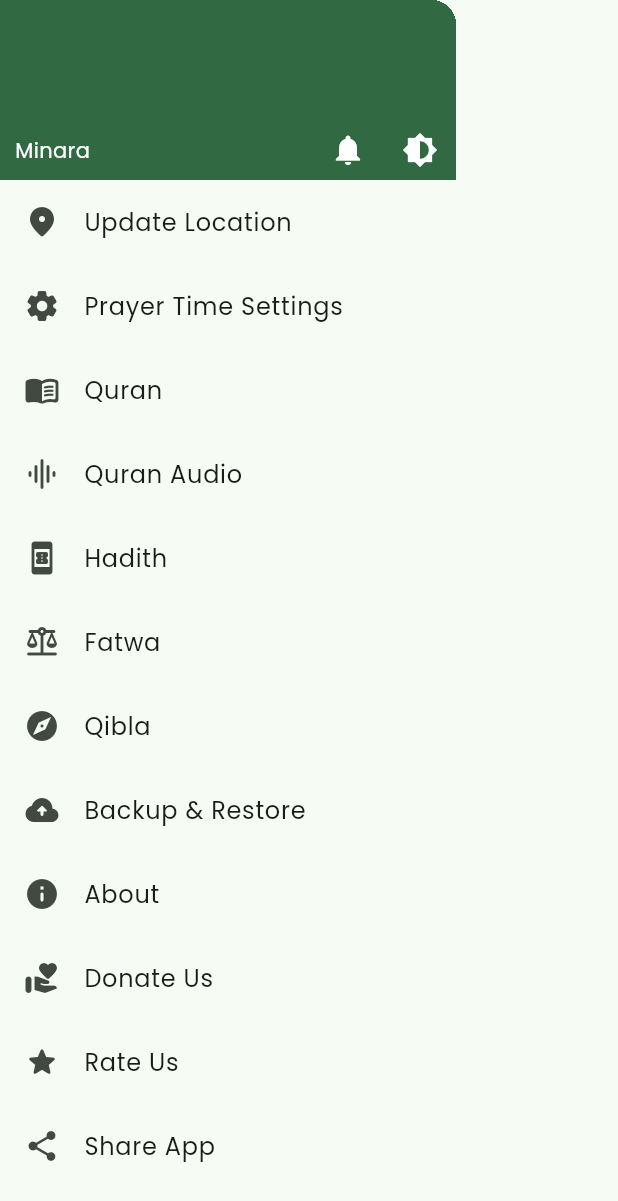
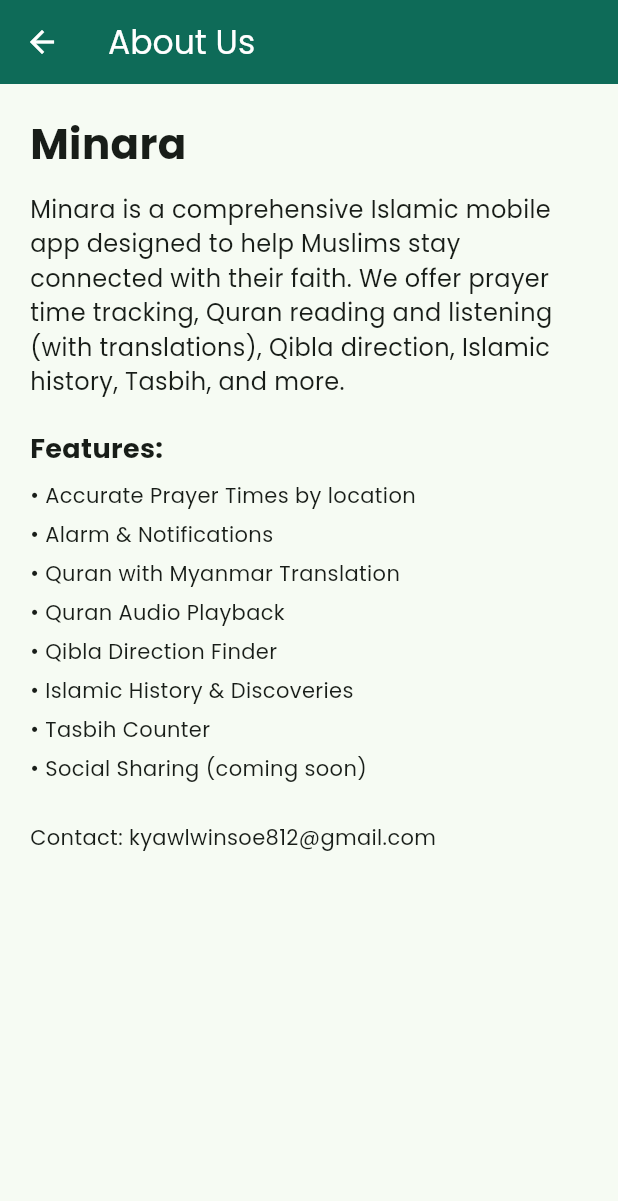
Before and after one commit to KyawLwinSoe27/mm_muslim_support_proj, a Flutter app: the DrawerWidget widget shown alone on an empty page, opened directly, after a tap on "About", on a phone screen of 412 x 824 dp. Shown: the top 1201 px of the screen. Run offline on Flutter 3.47's test engine with Material 3 defaults, Android fonts, the phone set to English and light mode, and no system bars; our stand-ins replace audio_service, bloc, dio, easy_localization, equatable, firebase_analytics and 18 more; missing offline and left inert: audio_session, pdfx, prayers_times; accounts and stored records are empty; network calls fail; statements that could not run were skipped.

Commit message:
about us , donate us and share , rate implementation

```diff
--- a/mm_muslim_support/lib/core/routing/app_router.dart
+++ b/mm_muslim_support/lib/core/routing/app_router.dart
@@ -10,7 +10,9 @@
 import 'package:mm_muslim_support/module/home/cubit/tasbih_counter_cubit.dart';
 import 'package:mm_muslim_support/module/home/presentation/home_page.dart';
 import 'package:mm_muslim_support/module/menu/cubit/get_prayer_calculation_method_cubit.dart';
+import 'package:mm_muslim_support/module/menu/presentation/about_us_screen.dart';
 import 'package:mm_muslim_support/module/menu/presentation/compass_page.dart';
+import 'package:mm_muslim_support/module/menu/presentation/donate_us_screen.dart';
 import 'package:mm_muslim_support/module/menu/presentation/prayer_time_setting_page.dart';
 import 'package:mm_muslim_support/module/notification/presentations/notification_page.dart';
 import 'package:mm_muslim_support/module/quran/bloc/audio_player_cubit/audio_player_cubit.dart';
@@ -78,6 +80,8 @@
       }),
 
       GoRoute(name: StayTunedPage.routeName, path: '/stay_tuned_page', builder: (context, state) => const StayTunedPage()),
+      GoRoute(name: DonateUsScreen.routeName, path: '/donate-us', builder: (context, state) => const DonateUsScreen()),
+      GoRoute(name: AboutUsScreen.routeName, path: '/about-us', builder: (context, state) => const AboutUsScreen()),
     ],
     // Optional: Custom error page route (404-like)
     errorPageBuilder: (context, state) {
--- /dev/null
+++ b/mm_muslim_support/lib/module/menu/presentation/about_us_screen.dart
@@ -0,0 +1,57 @@
+import 'package:flutter/material.dart';
+
+class AboutUsScreen extends StatelessWidget {
+  const AboutUsScreen({super.key});
+
+  static const String routeName = '/about-us';
+
+  @override
+  Widget build(BuildContext context) {
+
+    return Scaffold(
+      appBar: AppBar(
+        title: const Text('About Us'),
+      ),
+      body: Padding(
+        padding: const EdgeInsets.all(20.0),
+        child: Column(
+          crossAxisAlignment: CrossAxisAlignment.start,
+          children: [
+            const Text(
+              'Minara',
+              style: TextStyle(fontSize: 28, fontWeight: FontWeight.bold),
+            ),
+            const SizedBox(height: 12),
+            const Text(
+              'Minara is a comprehensive Islamic mobile app designed to help Muslims stay connected with their faith. We offer prayer time tracking, Quran reading and listening (with translations), Qibla direction, Islamic history, Tasbih, and more.',
+              style: TextStyle(fontSize: 16),
+            ),
+            const SizedBox(height: 20),
+            const Text(
+              'Features:',
+              style: TextStyle(fontSize: 18, fontWeight: FontWeight.bold),
+            ),
+            const SizedBox(height: 8),
+            ...[
+              '• Accurate Prayer Times by location',
+              '• Alarm & Notifications',
+              '• Quran with Myanmar Translation',
+              '• Quran Audio Playback',
+              '• Qibla Direction Finder',
+              '• Islamic History & Discoveries',
+              '• Tasbih Counter',
+              '• Social Sharing (coming soon)'
+            ].map((e) => Padding(
+              padding: const EdgeInsets.only(bottom: 6.0),
+              child: Text(e),
+            )),
+            const SizedBox(height: 20),
+            const Text(
+              'Contact: kyawlwinsoe812@gmail.com',
+            )
+          ],
+        ),
+      ),
+    );
+  }
+}
--- a/mm_muslim_support/pubspec.yaml
+++ b/mm_muslim_support/pubspec.yaml
@@ -81,6 +81,9 @@
   audio_service: ^0.18.18
   just_audio_background: ^0.0.1-beta.16
   rxdart: ^0.28.0
+  in_app_review: ^2.0.10
+  flutter_rating_bar: ^4.0.1
+  share_plus: ^11.0.0
 
 
 
```
Also changed, not shown: mm_muslim_support/lib/module/home/widgets/drawer_widget.dart (+8 -12 lines), mm_muslim_support/lib/module/menu/presentation/donate_us_screen.dart (added, +66 -0 lines), mm_muslim_support/lib/widget/rate_us_dialog.dart (added, +78 -0 lines), mm_muslim_support/lib/widget/share_app_helper.dart (added, +11 -0 lines).
